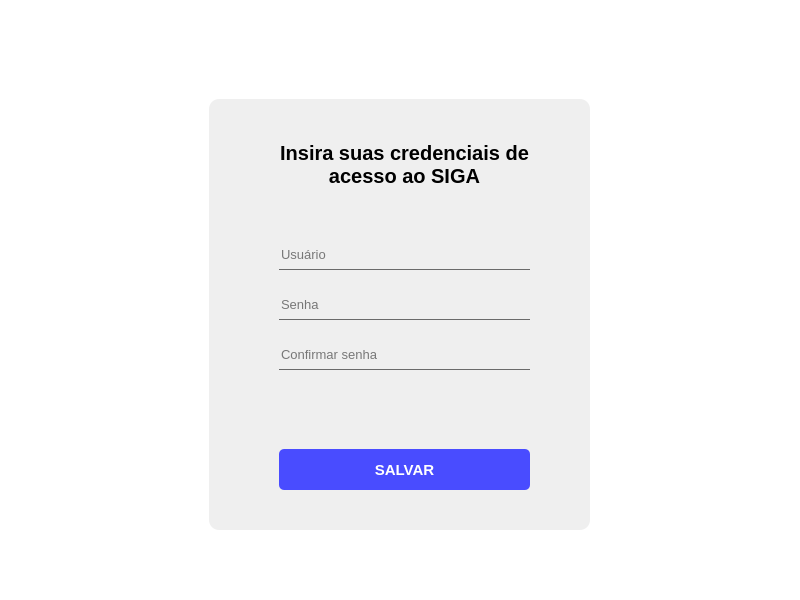
Before: the Qt Designer form view/ui/userScreen/user-screen.ui in jonnahfreire/ccb-auto-app, drawn with Qt 5.
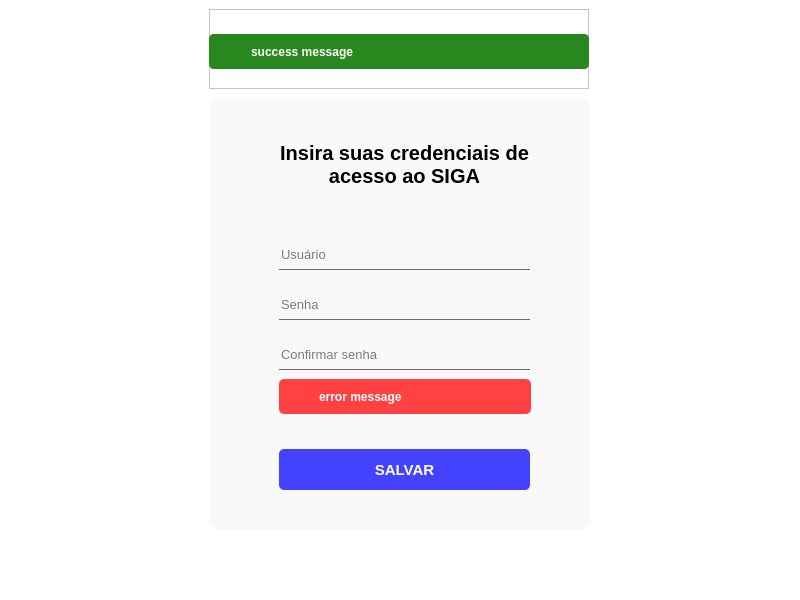
After: the same form once the commit is applied. Icons and pictures are not drawn.

Diff of the .ui file:
```diff
--- a/view/ui/userScreen/user-screen.ui
+++ b/view/ui/userScreen/user-screen.ui
@@ -13,7 +13,7 @@
   <property name="windowTitle">
    <string>Dialog</string>
   </property>
-  <widget class="QWidget" name="widget" native="true">
+  <widget class="QWidget" name="userScreenContainer" native="true">
    <property name="geometry">
     <rect>
      <x>-1</x>
@@ -37,8 +37,10 @@
      </rect>
     </property>
     <property name="styleSheet">
-     <string notr="true">background-color: rgb(239, 239, 239);
-border-radius: 10px;</string>
+     <string notr="true">background-color: rgb(249, 249, 249);
+
+border-radius: 10px;
+</string>
     </property>
     <property name="frameShape">
      <enum>QFrame::StyledPanel</enum>
@@ -67,9 +69,14 @@
       <cursorShape>PointingHandCursor</cursorShape>
      </property>
      <property name="styleSheet">
-      <string notr="true">background-color: rgb(73, 76, 255);
-color: #fff;
-border-radius: 5px;</string>
+      <string notr="true">QPushButton {
+	background-color:rgb(67, 67, 255);
+	color: #fff;
+	border-radius: 5px;
+}
+QPushButton:hover {
+	background-color:rgb(40, 32, 255);
+}</string>
      </property>
      <property name="text">
       <string>SALVAR</string>
@@ -160,19 +167,6 @@
       <string>Senha</string>
      </property>
     </widget>
-    <widget class="QLabel" name="credentialErrorMessage">
-     <property name="geometry">
-      <rect>
-       <x>70</x>
-       <y>290</y>
-       <width>251</width>
-       <height>31</height>
-      </rect>
-     </property>
-     <property name="text">
-      <string/>
-     </property>
-    </widget>
     <widget class="QLineEdit" name="confirmPasswordInput">
      <property name="geometry">
       <rect>
@@ -223,7 +217,7 @@
      </property>
      <property name="icon">
       <iconset>
-       <normaloff>../assets/hidden.png</normaloff>../assets/hidden.png</iconset>
+       <normaloff>../../../../qt-ui/view/assets/hidden.png</normaloff>../../../../qt-ui/view/assets/hidden.png</iconset>
      </property>
     </widget>
     <widget class="QPushButton" name="passEye2">
@@ -247,22 +241,229 @@
      </property>
      <property name="icon">
       <iconset>
-       <normaloff>../assets/hidden.png</normaloff>../assets/hidden.png</iconset>
+       <normaloff>../../../../qt-ui/view/assets/hidden.png</normaloff>../../../../qt-ui/view/assets/hidden.png</iconset>
      </property>
     </widget>
+    <widget class="QFrame" name="CredentialErrorMessageContainer">
+     <property name="geometry">
+      <rect>
+       <x>70</x>
+       <y>280</y>
+       <width>252</width>
+       <height>35</height>
+      </rect>
+     </property>
+     <property name="styleSheet">
+      <string notr="true">background-color: rgb(255, 65, 65);
+
+border-radius: 5px;
+</string>
+     </property>
+     <property name="frameShape">
+      <enum>QFrame::StyledPanel</enum>
+     </property>
+     <property name="frameShadow">
+      <enum>QFrame::Raised</enum>
+     </property>
+     <widget class="QLabel" name="msgIcon">
+      <property name="geometry">
+       <rect>
+        <x>8</x>
+        <y>6</y>
+        <width>22</width>
+        <height>22</height>
+       </rect>
+      </property>
+      <property name="autoFillBackground">
+       <bool>false</bool>
+      </property>
+      <property name="text">
+       <string/>
+      </property>
+      <property name="pixmap">
+       <pixmap>../../assets/exclamation-triangle-fill-white.png</pixmap>
+      </property>
+      <property name="scaledContents">
+       <bool>true</bool>
+      </property>
+      <property name="margin">
+       <number>0</number>
+      </property>
+      <property name="indent">
+       <number>-1</number>
+      </property>
+     </widget>
+     <widget class="QLabel" name="credentialErrorMessage">
+      <property name="geometry">
+       <rect>
+        <x>40</x>
+        <y>0</y>
+        <width>215</width>
+        <height>35</height>
+       </rect>
+      </property>
+      <property name="styleSheet">
+       <string notr="true">background: transparent;
+color: #fff;
+font: 9pt &quot;Segoe UI&quot;;
+font-weight: 600;</string>
+      </property>
+      <property name="text">
+       <string>error message</string>
+      </property>
+     </widget>
+    </widget>
    </widget>
-   <widget class="QLabel" name="formFeedBack">
+   <widget class="QFrame" name="TopMessageFrameContainer">
     <property name="geometry">
      <rect>
       <x>210</x>
-      <y>30</y>
-      <width>381</width>
-      <height>41</height>
+      <y>10</y>
+      <width>380</width>
+      <height>80</height>
      </rect>
     </property>
-    <property name="text">
-     <string/>
+    <property name="frameShape">
+     <enum>QFrame::StyledPanel</enum>
     </property>
+    <property name="frameShadow">
+     <enum>QFrame::Raised</enum>
+    </property>
+    <widget class="QFrame" name="TopErrorMessageContainer">
+     <property name="geometry">
+      <rect>
+       <x>0</x>
+       <y>25</y>
+       <width>380</width>
+       <height>35</height>
+      </rect>
+     </property>
+     <property name="styleSheet">
+      <string notr="true">background-color: rgb(255, 65, 65);
+
+border-radius: 5px;
+</string>
+     </property>
+     <property name="frameShape">
+      <enum>QFrame::StyledPanel</enum>
+     </property>
+     <property name="frameShadow">
+      <enum>QFrame::Raised</enum>
+     </property>
+     <widget class="QLabel" name="TopMsgIcon">
+      <property name="geometry">
+       <rect>
+        <x>8</x>
+        <y>5</y>
+        <width>25</width>
+        <height>25</height>
+       </rect>
+      </property>
+      <property name="autoFillBackground">
+       <bool>false</bool>
+      </property>
+      <property name="text">
+       <string/>
+      </property>
+      <property name="pixmap">
+       <pixmap>../../assets/exclamation-triangle-fill-white.png</pixmap>
+      </property>
+      <property name="scaledContents">
+       <bool>true</bool>
+      </property>
+      <property name="margin">
+       <number>0</number>
+      </property>
+     </widget>
+     <widget class="QLabel" name="topErrorMessage">
+      <property name="geometry">
+       <rect>
+        <x>42</x>
+        <y>0</y>
+        <width>330</width>
+        <height>35</height>
+       </rect>
+      </property>
+      <property name="styleSheet">
+       <string notr="true">background: transparent;
+color: #fff;
+font: 9pt &quot;Segoe UI&quot;;
+font-weight: 600;</string>
+      </property>
+      <property name="text">
+       <string>error message</string>
+      </property>
+     </widget>
+    </widget>
+    <widget class="QFrame" name="TopSuccessMessageContainer">
+     <property name="geometry">
+      <rect>
+       <x>0</x>
+       <y>25</y>
+       <width>380</width>
+       <height>35</height>
+      </rect>
+     </property>
+     <property name="styleSheet">
+      <string notr="true">background-color: rgb(40, 136, 31);
+
+border-radius: 5px;
+</string>
+     </property>
+     <property name="frameShape">
+      <enum>QFrame::StyledPanel</enum>
+     </property>
+     <property name="frameShadow">
+      <enum>QFrame::Raised</enum>
+     </property>
+     <widget class="QLabel" name="TopMsgIcon_2">
+      <property name="geometry">
+       <rect>
+        <x>8</x>
+        <y>5</y>
+        <width>25</width>
+        <height>25</height>
+       </rect>
+      </property>
+      <property name="autoFillBackground">
+       <bool>false</bool>
+      </property>
+      <property name="styleSheet">
+       <string notr="true">background: transparent;</string>
+      </property>
+      <property name="text">
+       <string/>
+      </property>
+      <property name="pixmap">
+       <pixmap>../../assets/check-circle-fill-white.png</pixmap>
+      </property>
+      <property name="scaledContents">
+       <bool>true</bool>
+      </property>
+      <property name="margin">
+       <number>0</number>
+      </property>
+     </widget>
+     <widget class="QLabel" name="topSuccessMessage">
+      <property name="geometry">
+       <rect>
+        <x>42</x>
+        <y>0</y>
+        <width>330</width>
+        <height>35</height>
+       </rect>
+      </property>
+      <property name="styleSheet">
+       <string notr="true">background: transparent;
+color: #fff;
+font: 9pt &quot;Segoe UI&quot;;
+font-weight: 600;</string>
+      </property>
+      <property name="text">
+       <string>success message</string>
+      </property>
+     </widget>
+    </widget>
    </widget>
   </widget>
  </widget>
```
